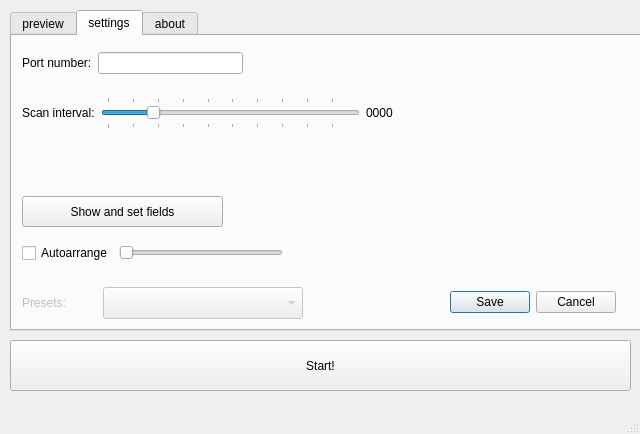
This is src/mirlight.ui in grizz-pl/mirlight as Qt 5 draws it before an edit. The edited form follows.
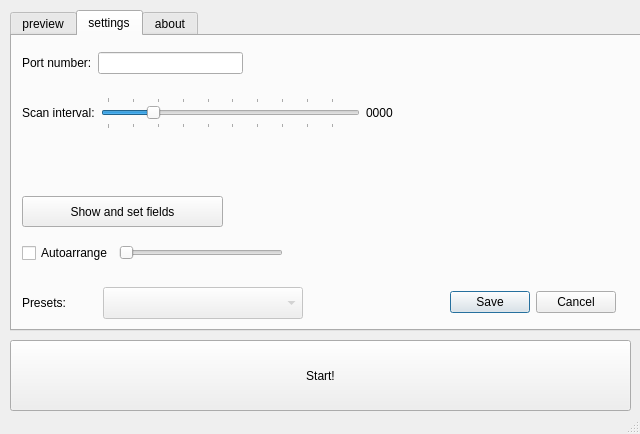
This is the edited form. The open tabs and pages were chosen to show the change.

What changed in the file:
```diff
--- a/src/mirlight.ui
+++ b/src/mirlight.ui
@@ -38,7 +38,7 @@
       <x>10</x>
       <y>340</y>
       <width>621</width>
-      <height>51</height>
+      <height>71</height>
      </rect>
     </property>
     <property name="sizePolicy">
@@ -3639,7 +3639,7 @@
        <item row="0" column="0">
         <widget class="QLabel" name="PresetsLabel">
          <property name="enabled">
-          <bool>false</bool>
+          <bool>true</bool>
          </property>
          <property name="minimumSize">
           <size>
```
Left out of the diff: 6 changed lines with no effect on the pictures.
